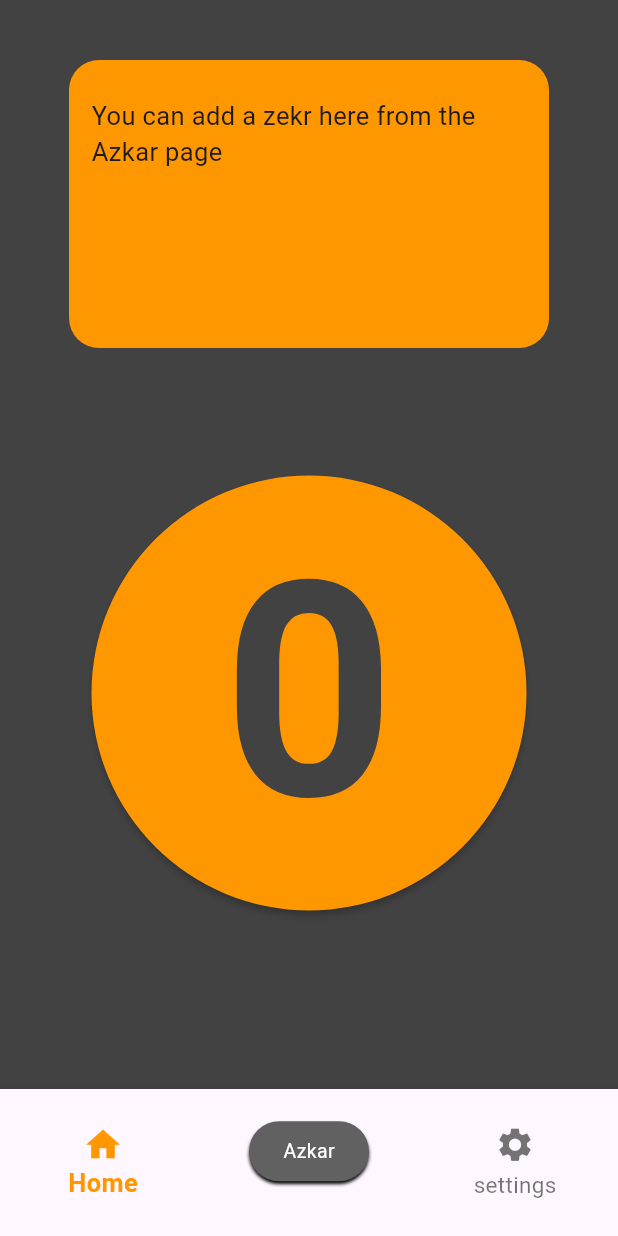
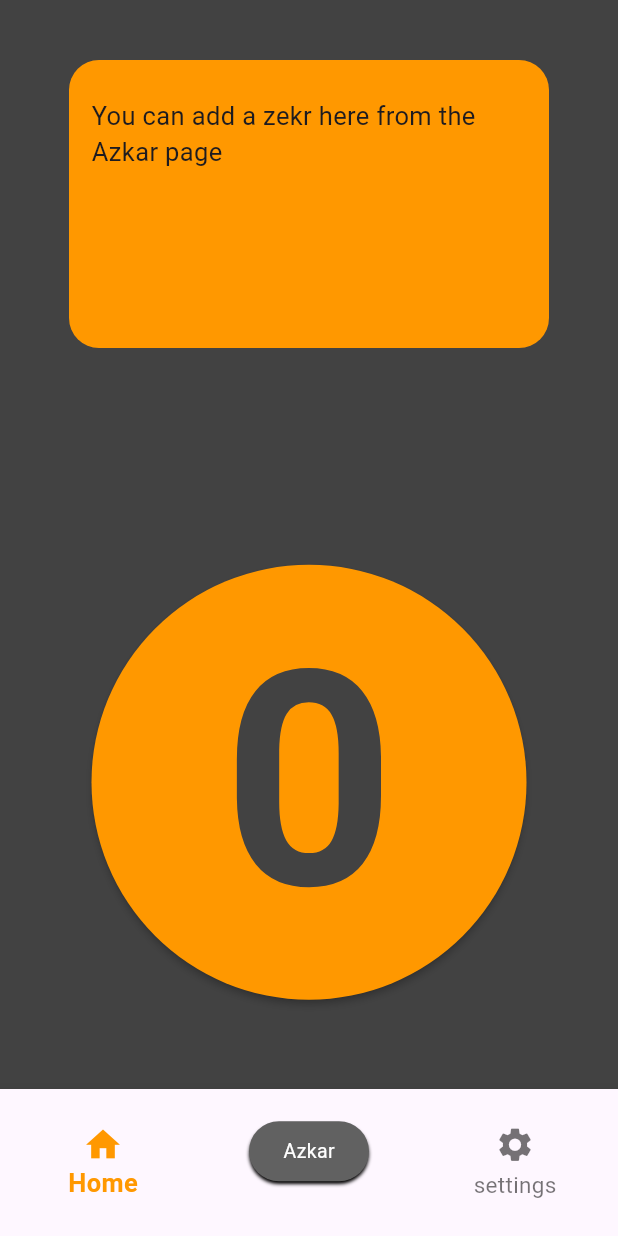
Before and after one commit to Abdalla-Medhat/Mesbahaty, a Flutter app: the screen it shows after launch, on a phone screen of 412 x 824 dp. Run offline on Flutter 3.47's test engine with Material 3 defaults, Android fonts, the light colour scheme and no system bars; our stand-ins replace shared_preferences.

Commit message:
Modifying commit: Adding some features and solving some errors

```diff
--- a/lib/homepage.dart
+++ b/lib/homepage.dart
@@ -139,7 +139,7 @@ class _HomepageState extends State<Homepage> {
         body: Column(
           children: [
             Expanded(
-              child: status == Null
+              child: status == null
                   ? const Center(
                       child: CircularProgressIndicator(color: Colors.orange))
                   : mainContent(),
@@ -156,7 +156,6 @@ class _HomepageState extends State<Homepage> {
         },
         child: Container(
           decoration: BoxDecoration(color: Colors.grey[800]),
-          child: Expanded(
           child: Column(
             children: [
               Center(
@@ -190,7 +189,8 @@ class _HomepageState extends State<Homepage> {
               const SizedBox(
                 height: 85,
               ),
-                SizedBox(
+              Expanded(
+                child: SizedBox(
                   height: 290,
                   width: 290,
                   child: MaterialButton(
@@ -217,8 +217,8 @@ class _HomepageState extends State<Homepage> {
                     ),
                   ),
                 ),
+              ),
             ],
-            ),
           ),
         ),
       );
@@ -256,7 +256,8 @@ class _HomepageState extends State<Homepage> {
             const SizedBox(
               height: 85,
             ),
-            SizedBox(
+            Expanded(
+              child: SizedBox(
                 height: 290,
                 width: 290,
                 child: MaterialButton(
@@ -277,6 +278,7 @@ class _HomepageState extends State<Homepage> {
                               200, // كبير لكن لا يشكل خطر لأن FittedBox يتحكم
                           color: Colors.grey[800],
                           fontWeight: FontWeight.bold,
+                        ),
                       ),
                     ),
                   ),
--- a/lib/main.dart
+++ b/lib/main.dart
@@ -21,6 +21,7 @@ class _MyappState extends State<MyApp> {
   @override
   Widget build(BuildContext context) {
     return MaterialApp(
+      debugShowCheckedModeBanner: false,
       home: const Homepage(),
       routes: {
         "home": (context) => const Homepage(),
```
Also changed, not shown: 1 other file. Lines whose indentation alone changed are shown as unchanged.
